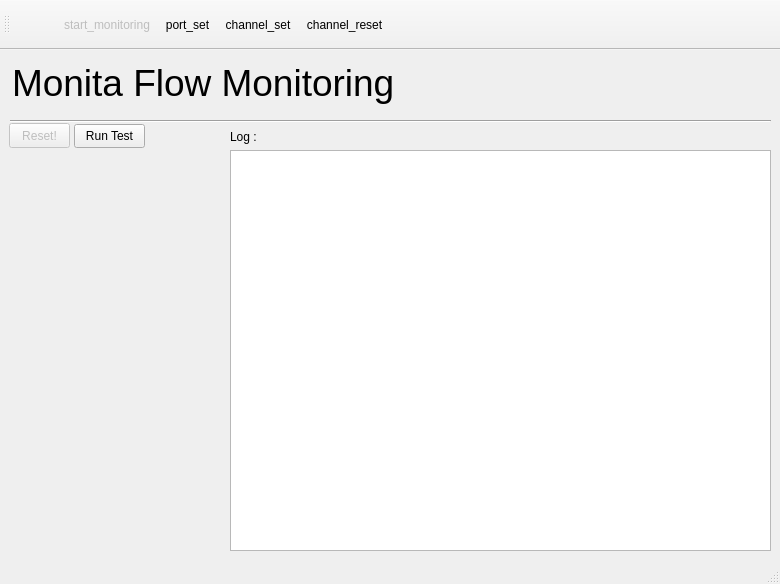
Old version of the form view/mainwindow.ui in the repository skydragon19/isyana.
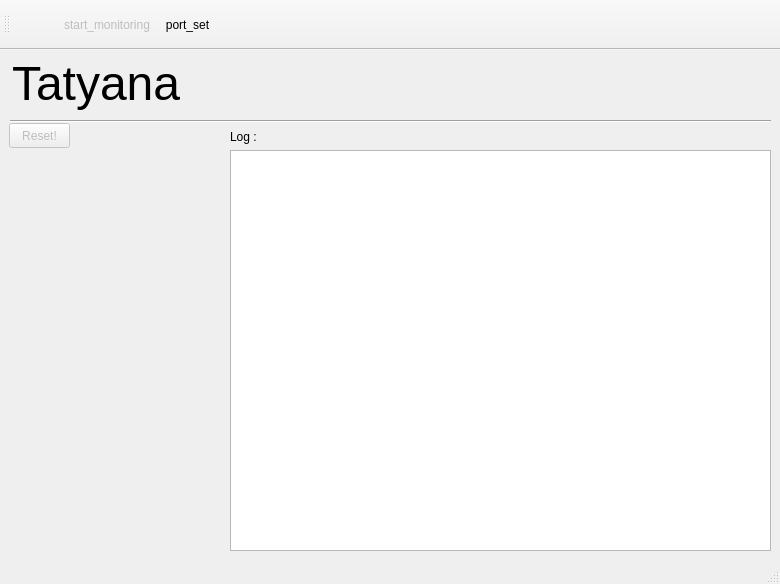
New version of the form. Icons and pictures are not drawn.

The edit to the form file:
```diff
--- a/view/mainwindow.ui
+++ b/view/mainwindow.ui
@@ -31,12 +31,12 @@
      <rect>
       <x>12</x>
       <y>-2</y>
-      <width>481</width>
+      <width>491</width>
       <height>71</height>
      </rect>
     </property>
     <property name="text">
-     <string>&lt;html&gt;&lt;head/&gt;&lt;body&gt;&lt;p&gt;&lt;span style=&quot; font-size:28pt;&quot;&gt;Monita Flow Monitoring&lt;/span&gt;&lt;/p&gt;&lt;/body&gt;&lt;/html&gt;</string>
+     <string>&lt;html&gt;&lt;head/&gt;&lt;body&gt;&lt;p&gt;&lt;span style=&quot; font-size:36pt;&quot;&gt;Tatyana&lt;/span&gt;&lt;/p&gt;&lt;/body&gt;&lt;/html&gt;</string>
     </property>
    </widget>
    <widget class="Line" name="line">
@@ -102,19 +102,6 @@
      <string>Reset!</string>
     </property>
    </widget>
-   <widget class="QPushButton" name="pushButton">
-    <property name="geometry">
-     <rect>
-      <x>74</x>
-      <y>74</y>
-      <width>71</width>
-      <height>24</height>
-     </rect>
-    </property>
-    <property name="text">
-     <string>Run Test</string>
-    </property>
-   </widget>
    <widget class="QLabel" name="label">
     <property name="geometry">
      <rect>
@@ -174,8 +161,6 @@
    <addaction name="actionPort_open"/>
    <addaction name="actionStart_monitoring"/>
    <addaction name="actionPort_set"/>
-   <addaction name="actionChannel_set"/>
-   <addaction name="actionChannel_reset"/>
   </widget>
   <action name="actionPort_set">
    <property name="icon">
```
